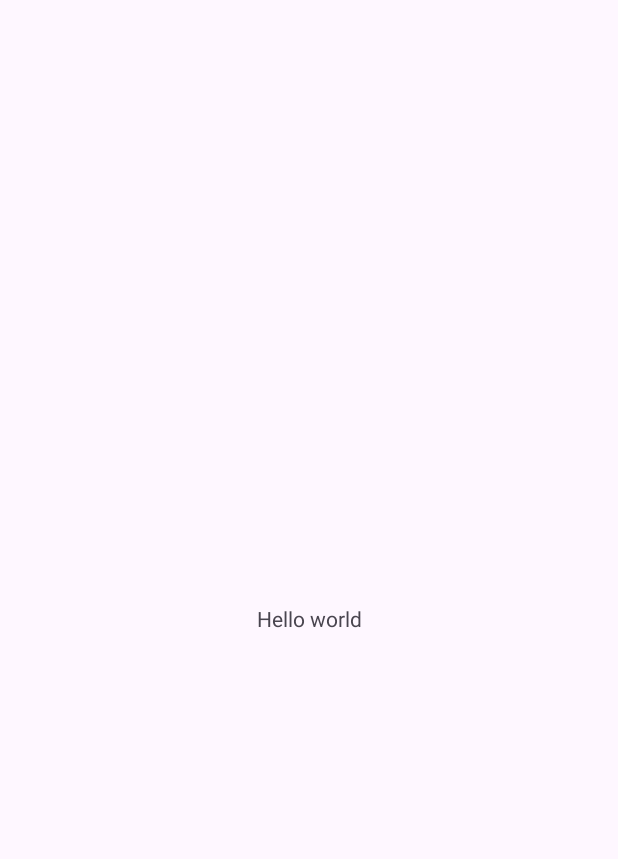
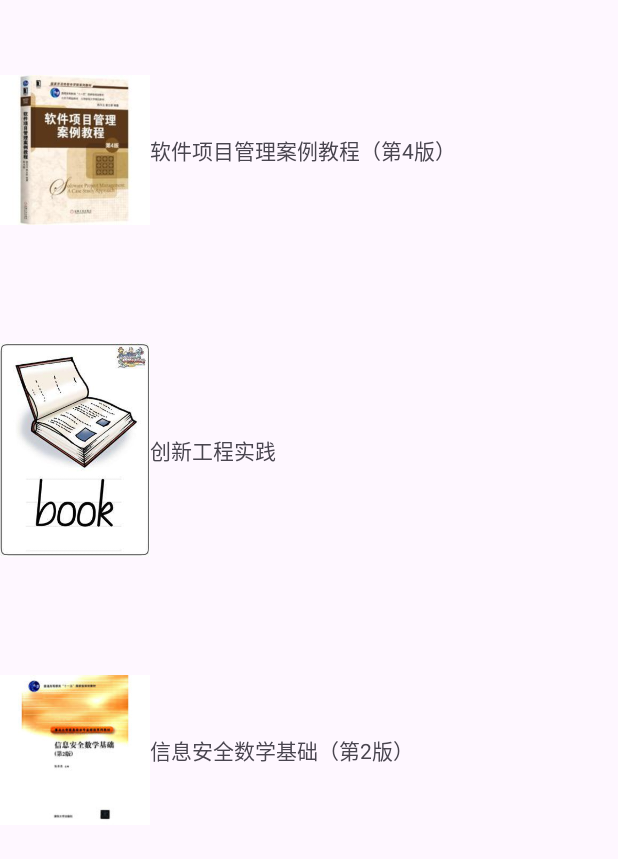
Before and after one commit to PhilipL1A0/MyFirstApplication, an Android app: the screen it shows after launch (MainActivity before the commit, RecycleActivity after it), on a phone screen of 412 x 824 dp. Before the commit the part shown is almost empty. Shown: the top 859 px of the screen. Run offline under Robolectric (Android 15) with nearby library versions, the phone set to English and light mode, and no system bars.

Commit message:
[feat] 实验三、四、六完成

```diff
--- /dev/null
+++ b/app/src/main/java/com/jnu/student/myfirstapplication/RecycleActivity.java
@@ -0,0 +1,76 @@
+package com.jnu.student.myfirstapplication;
+
+import androidx.activity.result.ActivityResultLauncher;
+import androidx.activity.result.contract.ActivityResultContracts;
+import androidx.annotation.NonNull;
+import androidx.appcompat.app.AppCompatActivity;
+import androidx.recyclerview.widget.LinearLayoutManager;
+import androidx.recyclerview.widget.RecyclerView;
+
+import android.app.Activity;
+import android.content.Intent;
+import android.os.Bundle;
+import android.view.MenuItem;
+import android.widget.AdapterView;
+
+import com.jnu.student.myfirstapplication.adapter.ShopItemAdapter;
+import com.jnu.student.myfirstapplication.bean.Book;
+
+import java.util.ArrayList;
+
+public class RecycleActivity extends AppCompatActivity {
+
+    private RecyclerView recyclerView;
+    ActivityResultLauncher<Intent> addBookLauncher;
+
+    @Override
+    protected void onCreate(Bundle savedInstanceState) {
+        super.onCreate(savedInstanceState);
+        setContentView(R.layout.activity_recyle);
+
+        recyclerView = findViewById(R.id.recycle_view_books);
+        recyclerView.setLayoutManager(new LinearLayoutManager(this));
+
+        ArrayList<Book> books = new ArrayList<>();
+
+        books.add(new Book("软件项目管理案例教程（第4版）", R.drawable.book_2));
+        books.add(new Book("创新工程实践", R.drawable.book_no_name));
+        books.add(new Book("信息安全数学基础（第2版）", R.drawable.book_1));
+
+        ShopItemAdapter shopItemAdapter = new ShopItemAdapter(books);
+        recyclerView.setAdapter(shopItemAdapter);
+
+        registerForContextMenu(recyclerView);
+
+        addBookLauncher = registerForActivityResult(
+                new ActivityResultContracts.StartActivityForResult(),
+                result -> {
+                    if (result.getResultCode() == Activity.RESULT_OK) {
+                        Intent data = result.getData();
+                        String name = data.getStringExtra("name");
+                        books.add(new Book(name, R.drawable.book_2));
+                        shopItemAdapter.notifyItemInserted(books.size());
+                    } else if (result.getResultCode() == Activity.RESULT_CANCELED) {
+                    }
+                }
+        );
+    }
+
+    @Override
+    public boolean onContextItemSelected(@NonNull MenuItem item) {
+        AdapterView.AdapterContextMenuInfo menuInfo = (AdapterView.AdapterContextMenuInfo) item
+                .getMenuInfo();
+        switch (item.getItemId()) {
+            case 0:
+
+                break;
+            case 1:
+                break;
+            case 2:
+                break;
+            default:
+                return super.onContextItemSelected(item);
+        }
+        return true;
+    }
+}
--- /dev/null
+++ b/app/src/main/java/com/jnu/student/myfirstapplication/adapter/ShopItemAdapter.java
@@ -0,0 +1,101 @@
+package com.jnu.student.myfirstapplication.adapter;
+
+import android.view.ContextMenu;
+import android.view.LayoutInflater;
+import android.view.View;
+import android.view.ViewGroup;
+import android.widget.ImageView;
+import android.widget.TextView;
+
+import androidx.recyclerview.widget.RecyclerView;
+
+import com.jnu.student.myfirstapplication.R;
+import com.jnu.student.myfirstapplication.bean.Book;
+
+import java.util.ArrayList;
+
+public class ShopItemAdapter extends RecyclerView.Adapter<ShopItemAdapter.ViewHolder> {
+
+    public ArrayList<Book> getListBooks() {
+        return ListBooks;
+    }
+
+    private final ArrayList<Book> ListBooks;
+
+    /**
+     * Provide a reference to the type of views that you are using
+     * (custom ViewHolder).
+     */
+    public class ViewHolder extends RecyclerView.ViewHolder implements View.OnCreateContextMenuListener {
+        private final TextView textViewName;
+        private final ImageView imageViewItem;
+
+        @Override
+        public void onCreateContextMenu(ContextMenu menu, View v,
+                                        ContextMenu.ContextMenuInfo menuInfo) {
+            menu.setHeaderTitle("具体操作");
+            menu.add(0, 0, this.getAdapterPosition(), "添加" + this.getAdapterPosition());
+            menu.add(0, 1, this.getAdapterPosition(), "删除" + this.getAdapterPosition());
+            menu.add(0, 2, this.getAdapterPosition(), "修改" + this.getAdapterPosition());
+        }
+
+        public ViewHolder(View view) {
+            super(view);
+            // Define click listener for the ViewHolder's View
+
+            textViewName = view.findViewById(R.id.text_view_book_title);
+            imageViewItem = view.findViewById(R.id.image_view_book_cover);
+            view.setOnCreateContextMenuListener(this);
+
+
+        }
+
+        public TextView getTextViewName() {
+            return textViewName;
+        }
+
+        public ImageView getImageViewItem() {
+            return imageViewItem;
+        }
+
+
+    }
+
+    /**
+     * Initialize the dataset of the Adapter.
+     *
+     * @param books String[] containing the data to populate views to be used
+     *              by RecyclerView.
+     */
+    public ShopItemAdapter(ArrayList<Book> books) {
+        ListBooks = books;
+    }
+
+    // Create new views (invoked by the layout manager)
+    @Override
+    public ViewHolder onCreateViewHolder(ViewGroup viewGroup, int viewType) {
+        // Create a new view, which defines the UI of the list item
+        View view = LayoutInflater.from(viewGroup.getContext())
+                .inflate(R.layout.shop_item_row, viewGroup, false);
+
+        return new ViewHolder(view);
+    }
+
+    // Replace the contents of a view (invoked by the layout manager)
+    @Override
+    public void onBindViewHolder(ViewHolder viewHolder, final int position) {
+
+        // Get element from your dataset at this position and replace the
+        // contents of the view with that element
+        viewHolder.getTextViewName().setText(ListBooks.get(position).getTitle());
+        viewHolder.getImageViewItem().setImageResource(ListBooks.get(position).getCoverResourceId());
+
+
+    }
+
+    // Return the size of your dataset (invoked by the layout manager)
+    @Override
+    public int getItemCount() {
+        return ListBooks.size();
+    }
+}
--- /dev/null
+++ b/app/src/main/java/com/jnu/student/myfirstapplication/bean/Book.java
@@ -0,0 +1,20 @@
+package com.jnu.student.myfirstapplication.bean;
+
+public class Book {
+
+    private final String title;
+    private final int coverResourceId;
+
+    public Book(String title, int coverResourceId) {
+        this.title = title;
+        this.coverResourceId = coverResourceId;
+    }
+
+    public String getTitle() {
+        return title;
+    }
+
+    public int getCoverResourceId() {
+        return coverResourceId;
+    }
+}
--- /dev/null
+++ b/app/src/main/res/layout/activity_recyle.xml
@@ -0,0 +1,15 @@
+<?xml version="1.0" encoding="utf-8"?>
+<androidx.constraintlayout.widget.ConstraintLayout xmlns:android="http://schemas.android.com/apk/res/android"
+    xmlns:app="http://schemas.android.com/apk/res-auto"
+    xmlns:tools="http://schemas.android.com/tools"
+    android:layout_width="match_parent"
+    android:layout_height="match_parent"
+    tools:context=".RecycleActivity">
+
+    <androidx.recyclerview.widget.RecyclerView
+        android:id="@+id/recycle_view_books"
+        android:layout_width="match_parent"
+        android:layout_height="match_parent"
+        app:layout_constraintTop_toTopOf="parent" />
+
+</androidx.constraintlayout.widget.ConstraintLayout>
--- /dev/null
+++ b/app/src/main/res/layout/shop_item_row.xml
@@ -0,0 +1,35 @@
+<?xml version="1.0" encoding="utf-8"?>
+<FrameLayout xmlns:android="http://schemas.android.com/apk/res/android"
+    xmlns:tools="http://schemas.android.com/tools"
+    android:layout_width="match_parent"
+    android:layout_height="wrap_content">
+
+    <LinearLayout
+        android:layout_width="match_parent"
+        android:layout_height="wrap_content"
+        android:gravity="center"
+        android:orientation="horizontal">
+
+        <ImageView
+            android:id="@+id/image_view_book_cover"
+            android:layout_width="200dp"
+            android:layout_height="200dp"
+            android:layout_weight="1"
+            tools:srcCompat="@tools:sample/avatars" />
+
+        <LinearLayout
+            android:layout_width="match_parent"
+            android:layout_height="wrap_content"
+            android:layout_weight="1"
+            android:orientation="vertical">
+
+            <TextView
+                android:id="@+id/text_view_book_title"
+                android:layout_width="match_parent"
+                android:layout_height="wrap_content"
+                android:layout_weight="1"
+
+                android:text="TextView" />
+        </LinearLayout>
+    </LinearLayout>
+</FrameLayout>
--- a/app/src/main/res/values/strings.xml
+++ b/app/src/main/res/values/strings.xml
@@ -1,4 +1,6 @@
 <resources>
-    <string name="app_name">我的第一个应用</string>
-    <string name="Hello_world">Hello world</string>>
+    <string name="app_name">MyFirstApplication</string>
+    <string name="hello_android">你好，Android</string>
+    <string name="change1">Hello</string>
+    <string name="change2">JNU</string>
 </resources>
```
Also changed, not shown: app/src/main/AndroidManifest.xml (+6 -1 lines), app/src/main/java/com/jnu/student/myfirstapplication/MainActivity.java (+24 -0 lines), app/src/main/res/layout/activity_main.xml (+34 -4 lines), app/src/main/res/drawable/book_1.jpg (added), app/src/main/res/drawable/book_2.jpg (added), app/src/main/res/drawable/book_no_name.jpg (added).
